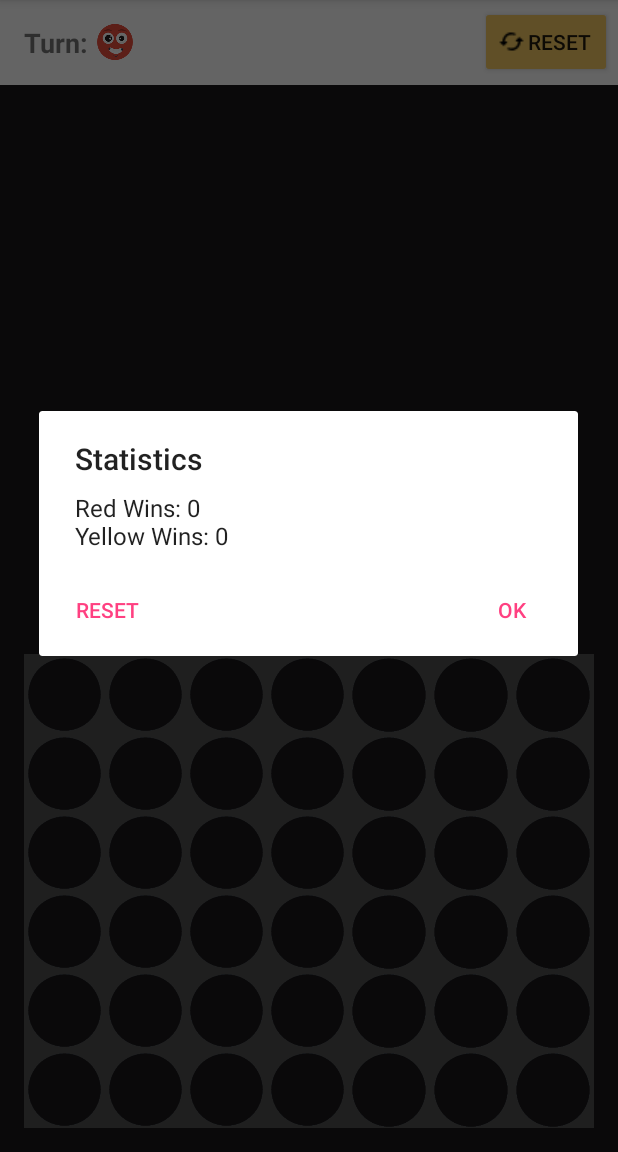
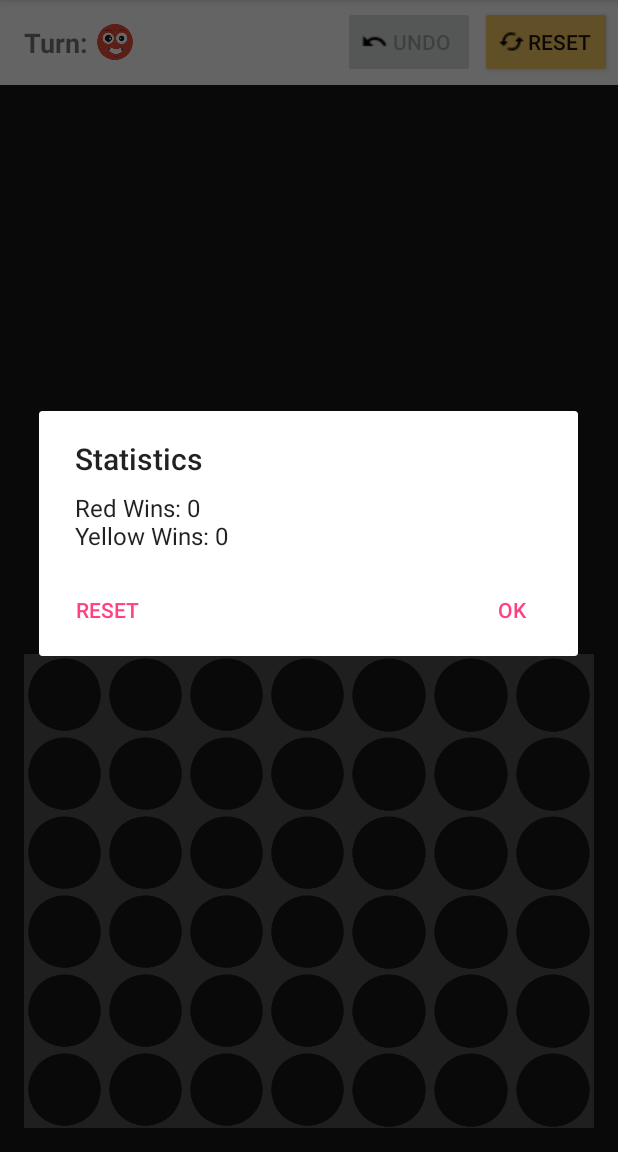
Before and after one commit to RRGT19/prj-cursobasico-7, an Android app: the GameActivity screen opened directly, with no data from a screen before it, in the options menu, after a tap on "Statistics", on a phone screen of 412 x 824 dp, the part 84-1236 px from its top. Run offline under Robolectric (Android 15) with nearby library versions, the phone set to English and light mode, and no system bars.

Commit message:
Function to undo the last move

```diff
--- a/app/src/main/java/com/example/robertgomez/proyectofinalconnect4/GameActivity.java
+++ b/app/src/main/java/com/example/robertgomez/proyectofinalconnect4/GameActivity.java
@@ -46,6 +46,12 @@ public class GameActivity extends AppCompatActivity implements SharedPreferences
     private boolean playSound;
     private boolean vibrate;
 
+    // Keep track the last move for the undo function
+    private Button undoButton;
+    private int colForUndo;
+    private int rowForUndo;
+    private ImageView cellForUndo;
+
     @Override
     protected void onCreate(Bundle savedInstanceState) {
         super.onCreate(savedInstanceState);
@@ -91,11 +97,25 @@ public class GameActivity extends AppCompatActivity implements SharedPreferences
         });
 
         Button resetButton = findViewById(R.id.resetButton);
+        undoButton = findViewById(R.id.undoButton);
 
         resetButton.setOnClickListener(new View.OnClickListener() {
             @Override
             public void onClick(View view) {
                 reset();
+            }
+        });
+
+        undoButton.setOnClickListener(new View.OnClickListener() {
+            @Override
+            public void onClick(View v) {
+                if (cellForUndo != null) {
+                    cellForUndo.setImageResource(android.R.color.transparent);
+                    table.undoCell(colForUndo, rowForUndo);
+                    changeTurn();
+                    cellForUndo = null;
+                    undoButton.setEnabled(false);
+                }
             }
         });
 
@@ -384,6 +404,12 @@ public class GameActivity extends AppCompatActivity implements SharedPreferences
         // Save in the records that this cell is occupied
         table.occupyCell(col, row);
 
+        // Keep track the last move for the undo function
+        colForUndo = col;
+        rowForUndo = row;
+        cellForUndo = cells[row][col];
+        undoButton.setEnabled(true);
+
         // Check if there is 4 views together
         if (table.checkForWin()) {
             win();
@@ -398,6 +424,7 @@ public class GameActivity extends AppCompatActivity implements SharedPreferences
 
         // Check if the table is full, if it is then, there is a draw
         if (table.isTableFull()) {
+            undoButton.setEnabled(false);
             winnerTextView.setVisibility(View.VISIBLE);
             winnerTextView.setText(getResources().getString(R.string.draw));
 
@@ -606,6 +633,7 @@ public class GameActivity extends AppCompatActivity implements SharedPreferences
     private void reset() {
 
         table.reset();
+        undoButton.setEnabled(false);
         winnerTextView.setVisibility(View.GONE);
         turnIndicatorImageView.setImageResource(resourceForTurn());
         for (int r = 0; r < NUM_ROWS; r++) {
--- a/app/src/main/res/layout/activity_game.xml
+++ b/app/src/main/res/layout/activity_game.xml
@@ -5,13 +5,24 @@
     android:clipChildren="false">
 
     <Button
+        android:id="@+id/undoButton"
+        android:layout_width="wrap_content"
+        android:layout_height="wrap_content"
+        android:layout_alignParentRight="true"
+        android:layout_marginRight="95dp"
+        android:layout_marginTop="4dp"
+        android:drawableLeft="@drawable/icon_undo_button"
+        android:enabled="false"
+        android:text="@string/undo" />
+
+    <Button
         android:id="@+id/resetButton"
         android:layout_width="wrap_content"
         android:layout_height="wrap_content"
+        android:layout_alignParentRight="true"
+        android:layout_marginRight="4dp"
+        android:layout_marginTop="4dp"
         android:backgroundTint="#F1C761"
-        android:layout_marginTop="4dp"
-        android:layout_marginRight="4dp"
-        android:layout_alignParentRight="true"
         android:drawableLeft="@drawable/icon_reset_button"
         android:text="@string/reset" />
 
@@ -60,8 +71,8 @@
         android:layout_width="match_parent"
         android:layout_height="match_parent"
         android:layout_below="@+id/winnerTextView"
+        android:background="#FFFFFF"
         android:clipChildren="false"
-        android:background="#FFFFFF"
         android:gravity="bottom"
         android:orientation="vertical"
         android:paddingBottom="@dimen/activity_vertical_margin"
@@ -100,16 +111,28 @@
         tools:context=".GameActivity">
 
         <!-- Re-using layouts -->
-        <include android:id="@+id/front_table_row1" layout="@layout/front_table_row" />
+        <include
+            android:id="@+id/front_table_row1"
+            layout="@layout/front_table_row" />
 
-        <include android:id="@+id/front_table_row2" layout="@layout/front_table_row" />
+        <include
+            android:id="@+id/front_table_row2"
+            layout="@layout/front_table_row" />
 
-        <include android:id="@+id/front_table_row3" layout="@layout/front_table_row" />
+        <include
+            android:id="@+id/front_table_row3"
+            layout="@layout/front_table_row" />
 
-        <include android:id="@+id/front_table_row4" layout="@layout/front_table_row" />
+        <include
+            android:id="@+id/front_table_row4"
+            layout="@layout/front_table_row" />
 
-        <include android:id="@+id/front_table_row5" layout="@layout/front_table_row" />
+        <include
+            android:id="@+id/front_table_row5"
+            layout="@layout/front_table_row" />
 
-        <include android:id="@+id/front_table_row6" layout="@layout/front_table_row" />
+        <include
+            android:id="@+id/front_table_row6"
+            layout="@layout/front_table_row" />
     </LinearLayout>
 </RelativeLayout>
--- a/app/src/main/res/values/strings.xml
+++ b/app/src/main/res/values/strings.xml
@@ -2,6 +2,7 @@
     <string name="app_name">Connect 4</string>
 
     <string name="reset">Reset</string>
+    <string name="undo">Undo</string>
     <string name="turn">Turn:</string>
     <string name="winner">Winner!</string>
     <string name="draw">Draw!</string>
```
Also changed, not shown: app/src/main/java/com/example/robertgomez/proyectofinalconnect4/Table.java (+9 -0 lines), app/src/main/res/drawable/icon_settings_button.png (added), app/src/main/res/drawable/icon_undo_button.png (added).
